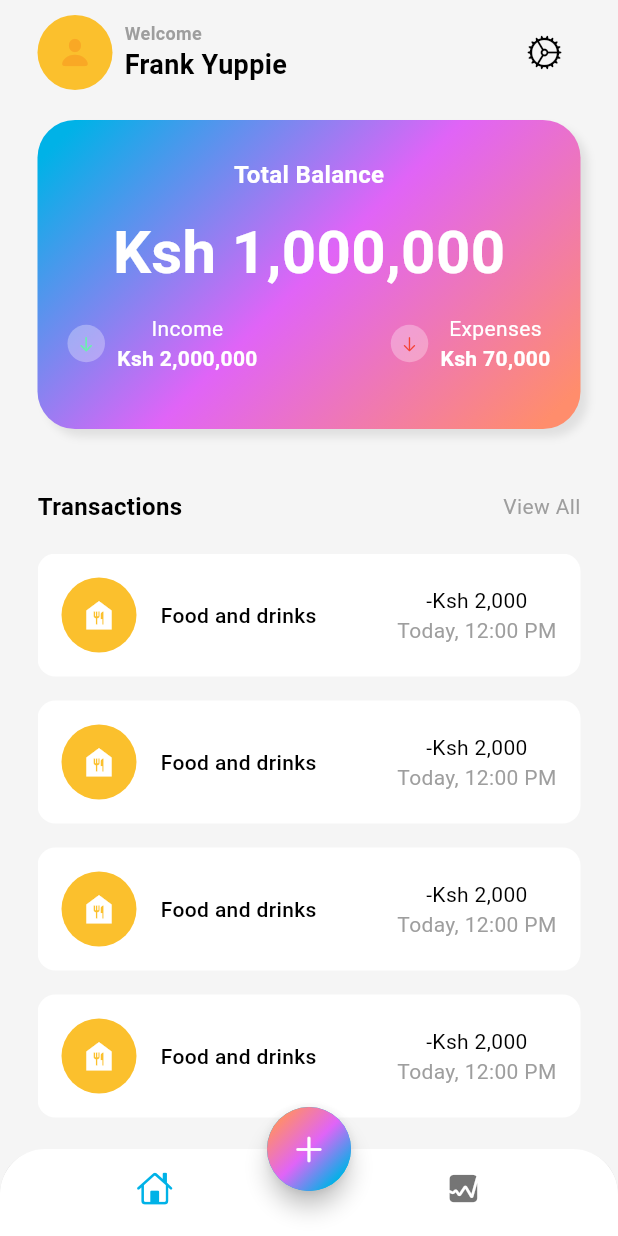
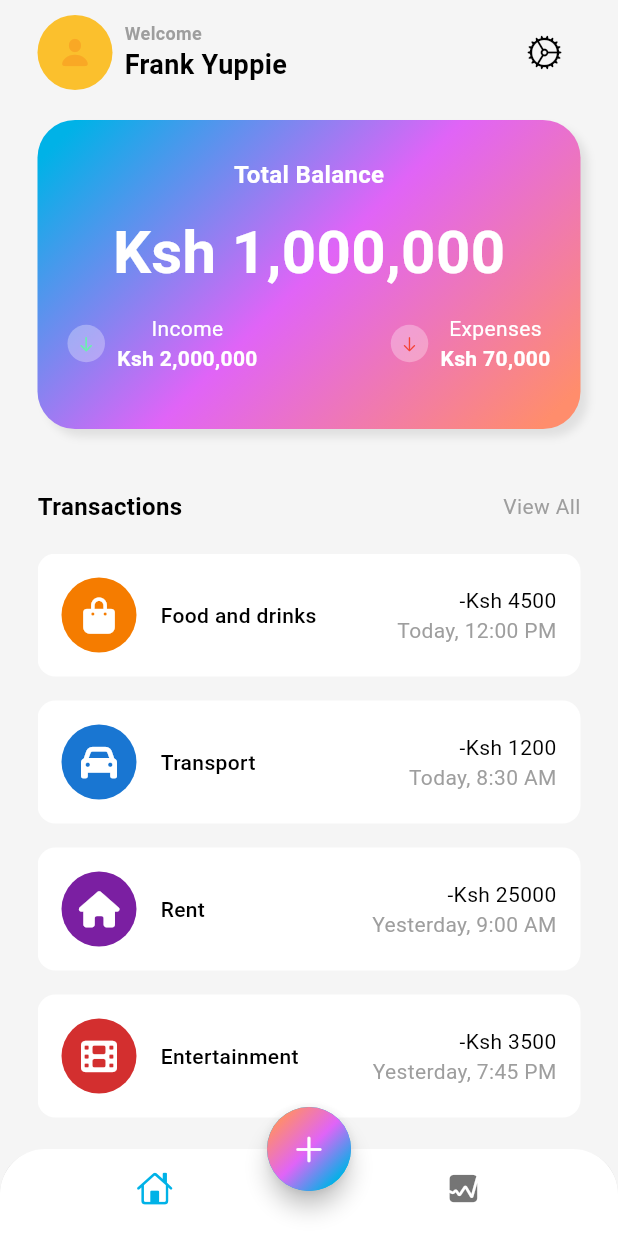
Before and after one commit to Francis-Yuppie/expense_tracker_flutter, a Flutter app: the screen it shows after launch, on a phone screen of 412 x 824 dp. Run offline on Flutter 3.47's test engine with Material 3 defaults, Android fonts, the phone set to English and light mode, and no system bars; our stand-ins replace font_awesome_flutter.

Commit message:
finished home screen

```diff
--- a/lib/data/data.dart
+++ b/lib/data/data.dart
@@ -1,5 +1,90 @@
-var data = [
+import 'package:font_awesome_flutter/font_awesome_flutter.dart';
+import 'package:flutter/material.dart';
+
+List<Map<String, dynamic>> transactionData = [
   {
-
-  }
+    'icon': const FaIcon(FontAwesomeIcons.bagShopping, color: Colors.white),
+    'color': Colors.orange[700],
+    'name': 'Food and drinks',
+    'totalAmount': '-Ksh 4500',
+    'date': 'Today, 12:00 PM',
+  },
+  {
+    'icon': const FaIcon(FontAwesomeIcons.car, color: Colors.white),
+    'color': Colors.blue[700],
+    'name': 'Transport',
+    'totalAmount': '-Ksh 1200',
+    'date': 'Today, 8:30 AM',
+  },
+  {
+    'icon': const FaIcon(FontAwesomeIcons.house, color: Colors.white),
+    'color': Colors.purple[700],
+    'name': 'Rent',
+    'totalAmount': '-Ksh 25000',
+    'date': 'Yesterday, 9:00 AM',
+  },
+  {
+    'icon': const FaIcon(FontAwesomeIcons.film, color: Colors.white),
+    'color': Colors.red[700],
+    'name': 'Entertainment',
+    'totalAmount': '-Ksh 3500',
+    'date': 'Yesterday, 7:45 PM',
+  },
+  {
+    'icon':
+        const FaIcon(FontAwesomeIcons.briefcaseMedical, color: Colors.white),
+    'color': Colors.green[700],
+    'name': 'Medical',
+    'totalAmount': '-Ksh 1800',
+    'date': 'Mar 15, 11:20 AM',
+  },
+  {
+    'icon': const FaIcon(FontAwesomeIcons.shirt, color: Colors.white),
+    'color': Colors.pink[700],
+    'name': 'Clothing',
+    'totalAmount': '-Ksh 6700',
+    'date': 'Mar 14, 2:15 PM',
+  },
+  {
+    'icon': const FaIcon(FontAwesomeIcons.wifi, color: Colors.white),
+    'color': Colors.indigo[700],
+    'name': 'Internet',
+    'totalAmount': '-Ksh 3999',
+    'date': 'Mar 12, 12:00 PM',
+  },
+  {
+    'icon': const FaIcon(FontAwesomeIcons.mobileScreen, color: Colors.white),
+    'color': Colors.teal[700],
+    'name': 'Mobile Credit',
+    'totalAmount': '-Ksh 1000',
+    'date': 'Mar 10, 4:30 PM',
+  },
+  {
+    'icon': const FaIcon(FontAwesomeIcons.gasPump, color: Colors.white),
+    'color': Colors.amber[800],
+    'name': 'Fuel',
+    'totalAmount': '-Ksh 3500',
+    'date': 'Mar 8, 9:15 AM',
+  },
+  {
+    'icon': const FaIcon(FontAwesomeIcons.graduationCap, color: Colors.white),
+    'color': Colors.brown[700],
+    'name': 'Education',
+    'totalAmount': '-Ksh 15000',
+    'date': 'Mar 5, 10:00 AM',
+  },
+  {
+    'icon': const FaIcon(FontAwesomeIcons.gift, color: Colors.white),
+    'color': Colors.cyan[700],
+    'name': 'Gifts',
+    'totalAmount': '-Ksh 5000',
+    'date': 'Mar 3, 6:00 PM',
+  },
+  {
+    'icon': const FaIcon(FontAwesomeIcons.dumbbell, color: Colors.white),
+    'color': Colors.deepPurple[700],
+    'name': 'Gym',
+    'totalAmount': '-Ksh 3000',
+    'date': 'Mar 1, 7:00 AM',
+  },
 ];
--- a/lib/screens/home/views/home_screen.dart
+++ b/lib/screens/home/views/home_screen.dart
@@ -13,6 +13,9 @@ class HomeScreen extends StatelessWidget {
       bottomNavigationBar: ClipRRect(
         borderRadius: const BorderRadius.vertical(top: Radius.circular(30)),
         child: BottomNavigationBar(
+          onTap: (value) {
+            print(value);
+          },
             backgroundColor: Colors.white,
             showSelectedLabels: false,
             showUnselectedLabels: false,
--- a/lib/screens/home/views/main_screen.dart
+++ b/lib/screens/home/views/main_screen.dart
@@ -2,6 +2,7 @@ import 'dart:math';
 
 import 'package:flutter/cupertino.dart';
 import 'package:flutter/material.dart';
+import 'package:expense_tracker/data/data.dart';
 
 class MainScreen extends StatelessWidget {
   const MainScreen({super.key});
@@ -228,7 +229,7 @@ class MainScreen extends StatelessWidget {
           ),
           Expanded(
               child: ListView.builder(
-            itemCount: 6,
+            itemCount: transactionData.length,
             itemBuilder: (context, int i) {
               return Padding(
                 padding: const EdgeInsets.only(bottom: 16.0),
@@ -251,22 +252,18 @@ class MainScreen extends StatelessWidget {
                                   width: 50,
                                   height: 50,
                                   decoration: BoxDecoration(
-                                    color: Colors.yellow[700],
+                                    color: transactionData[i]['color'],
                                     shape: BoxShape.circle,
                                   ),
                                 ),
-                                Icon(
-                                  Icons.food_bank,
-                                  size: 25,
-                                  color: Colors.white,
-                                )
+                                transactionData[i]['icon'],
                               ],
                             ),
                             const SizedBox(
                               width: 16,
                             ),
                             Text(
-                              "Food and drinks",
+                              transactionData[i]['name'],
                               style: TextStyle(
                                 fontSize: 14,
                                 fontWeight: FontWeight.w500,
@@ -276,9 +273,10 @@ class MainScreen extends StatelessWidget {
                           ],
                         ),
                         Column(
+                          crossAxisAlignment: CrossAxisAlignment.end,
                           children: [
                             Text(
-                              "-Ksh 2,000",
+                              transactionData[i]['totalAmount'],
                               style: TextStyle(
                                 fontSize: 14,
                                 fontWeight: FontWeight.w400,
@@ -286,7 +284,7 @@ class MainScreen extends StatelessWidget {
                               ),
                             ),
                             Text(
-                              "Today, 12:00 PM",
+                              transactionData[i]['date'],
                               style: TextStyle(
                                 fontSize: 14,
                                 fontWeight: FontWeight.w400,
--- a/pubspec.yaml
+++ b/pubspec.yaml
@@ -12,6 +12,7 @@ dependencies:
   flutter:
     sdk: flutter
   cupertino_icons: ^1.0.8
+  font_awesome_flutter: '>= 4.7.0'
 
 dev_dependencies:
   flutter_test:
```
Also changed, not shown: pubspec.lock, 4 other files.
